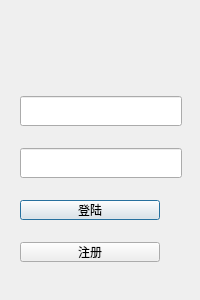
Above: LoginDialog.ui from LiuChip/Online-Self-Study-Room before the change. Below: the same form after it.
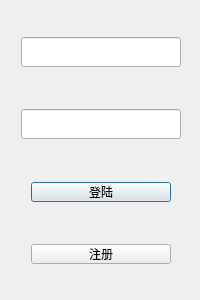
That is the form after the change.

What changed in the file:
```diff
--- a/LoginDialog.ui
+++ b/LoginDialog.ui
@@ -25,17 +25,30 @@
   <property name="windowTitle">
    <string>Dialog</string>
   </property>
-  <widget class="QWidget" name="">
+  <widget class="QWidget" name="layoutWidget">
    <property name="geometry">
     <rect>
-     <x>20</x>
-     <y>80</y>
-     <width>162</width>
-     <height>201</height>
+     <x>1</x>
+     <y>0</y>
+     <width>201</width>
+     <height>301</height>
     </rect>
    </property>
    <layout class="QVBoxLayout" name="verticalLayout">
     <item>
+     <spacer name="verticalSpacer">
+      <property name="orientation">
+       <enum>Qt::Orientation::Vertical</enum>
+      </property>
+      <property name="sizeHint" stdset="0">
+       <size>
+        <width>20</width>
+        <height>40</height>
+       </size>
+      </property>
+     </spacer>
+    </item>
+    <item alignment="Qt::AlignmentFlag::AlignHCenter">
      <widget class="QLineEdit" name="usernameLineEdit">
       <property name="minimumSize">
        <size>
@@ -46,6 +59,19 @@
      </widget>
     </item>
     <item>
+     <spacer name="verticalSpacer_2">
+      <property name="orientation">
+       <enum>Qt::Orientation::Vertical</enum>
+      </property>
+      <property name="sizeHint" stdset="0">
+       <size>
+        <width>20</width>
+        <height>40</height>
+       </size>
+      </property>
+     </spacer>
+    </item>
+    <item alignment="Qt::AlignmentFlag::AlignHCenter">
      <widget class="QLineEdit" name="passwdLineEdit">
       <property name="minimumSize">
        <size>
@@ -55,7 +81,20 @@
       </property>
      </widget>
     </item>
-    <item alignment="">
+    <item>
+     <spacer name="verticalSpacer_3">
+      <property name="orientation">
+       <enum>Qt::Orientation::Vertical</enum>
+      </property>
+      <property name="sizeHint" stdset="0">
+       <size>
+        <width>20</width>
+        <height>40</height>
+       </size>
+      </property>
+     </spacer>
+    </item>
+    <item alignment="Qt::AlignmentFlag::AlignHCenter">
      <widget class="QPushButton" name="LoginButton">
       <property name="minimumSize">
        <size>
@@ -80,7 +119,20 @@
       </property>
      </widget>
     </item>
-    <item alignment="">
+    <item>
+     <spacer name="verticalSpacer_4">
+      <property name="orientation">
+       <enum>Qt::Orientation::Vertical</enum>
+      </property>
+      <property name="sizeHint" stdset="0">
+       <size>
+        <width>20</width>
+        <height>40</height>
+       </size>
+      </property>
+     </spacer>
+    </item>
+    <item alignment="Qt::AlignmentFlag::AlignHCenter">
      <widget class="QPushButton" name="SignupButton">
       <property name="enabled">
        <bool>true</bool>
@@ -105,6 +157,19 @@
       </property>
      </widget>
     </item>
+    <item>
+     <spacer name="verticalSpacer_5">
+      <property name="orientation">
+       <enum>Qt::Orientation::Vertical</enum>
+      </property>
+      <property name="sizeHint" stdset="0">
+       <size>
+        <width>20</width>
+        <height>40</height>
+       </size>
+      </property>
+     </spacer>
+    </item>
    </layout>
   </widget>
  </widget>
```
